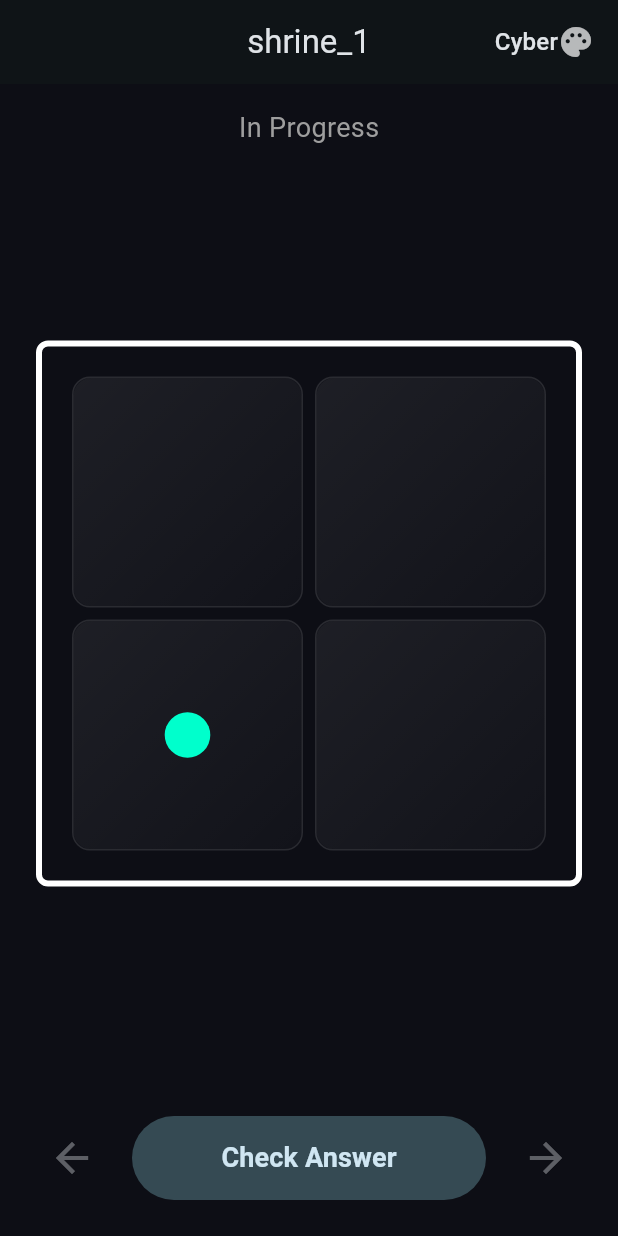
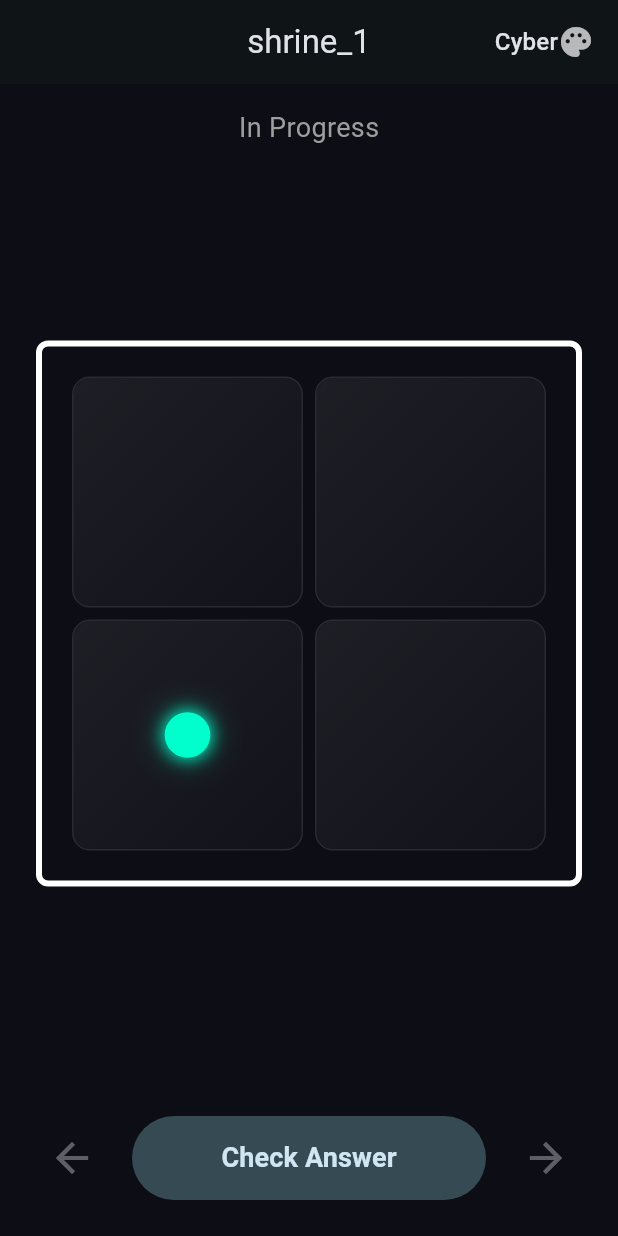
Before and after one commit to bramp/grids, a Flutter app: the screen it shows after launch, on a phone screen of 412 x 824 dp. Run offline on Flutter 3.47's test engine with Material 3 defaults, Android fonts, the phone set to English and light mode, and no system bars.

Commit message:
feat(ui): add neon glow to dice dots in CyberTheme

```diff
--- a/lib/ui/themes/cyber_theme.dart
+++ b/lib/ui/themes/cyber_theme.dart
@@ -109,14 +109,28 @@ class CyberTheme extends PuzzleTheme {
 
   @override
   Widget buildNumberMechanic(BuildContext context, NumberCell cell) {
+    final color = cell.color != null
+        ? _getColor(cell.color!)
+        : const Color(0xFF00FFCC);
+
     return AnimatedSwitcher(
       duration: const Duration(milliseconds: 200),
       child: DiceDotsWidget(
         key: ValueKey('${cell.number}_${cell.color}'),
         number: cell.number,
-        dotColor: cell.color != null
-            ? _getColor(cell.color!)
-            : const Color(0xFF00FFCC),
+        dotColor: color,
+        boxShadow: [
+          BoxShadow(
+            color: color.withValues(alpha: 0.8),
+            blurRadius: 8,
+            spreadRadius: 1,
+          ),
+          BoxShadow(
+            color: color.withValues(alpha: 0.4),
+            blurRadius: 16,
+            spreadRadius: 2,
+          ),
+        ],
       ),
     );
   }
--- a/lib/ui/widgets/dice_dots_widget.dart
+++ b/lib/ui/widgets/dice_dots_widget.dart
@@ -6,11 +6,13 @@ class DiceDotsWidget extends StatelessWidget {
   const DiceDotsWidget({
     required this.number,
     required this.dotColor,
+    this.boxShadow,
     super.key,
   });
 
   final int number;
   final Color dotColor;
+  final List<BoxShadow>? boxShadow;
 
   @override
   Widget build(BuildContext context) {
@@ -91,6 +93,7 @@ class DiceDotsWidget extends StatelessWidget {
         decoration: BoxDecoration(
           color: dotColor,
           shape: BoxShape.circle,
+          boxShadow: boxShadow,
         ),
       ),
     );
```
Also changed, not shown: 1 other file.
